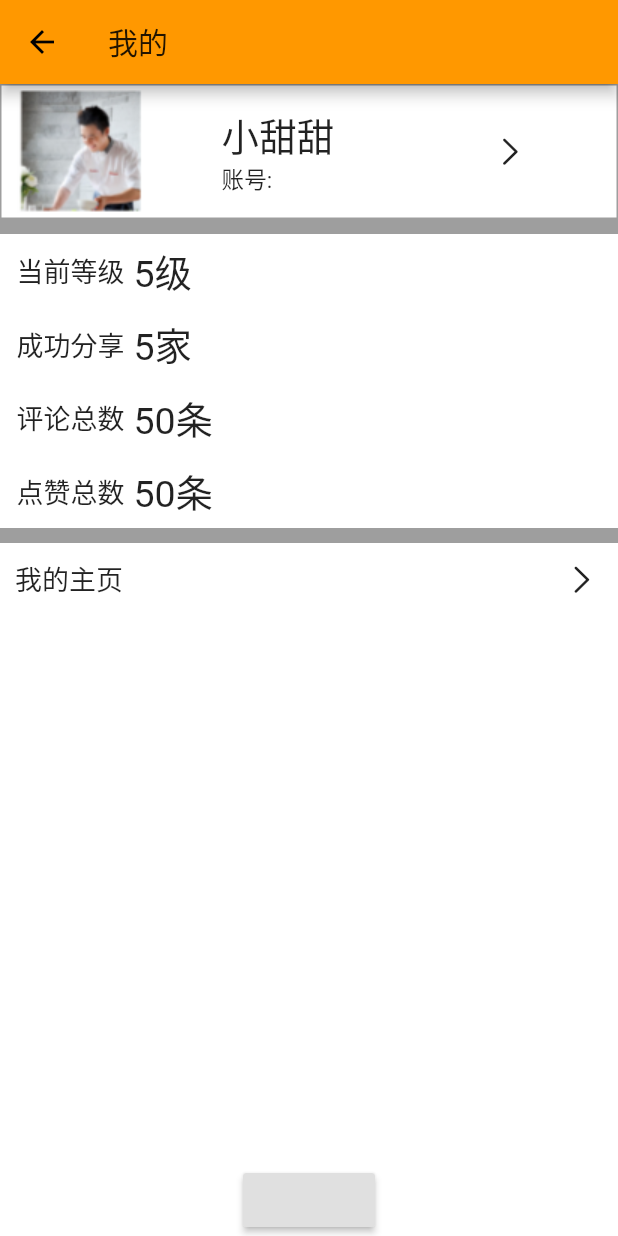
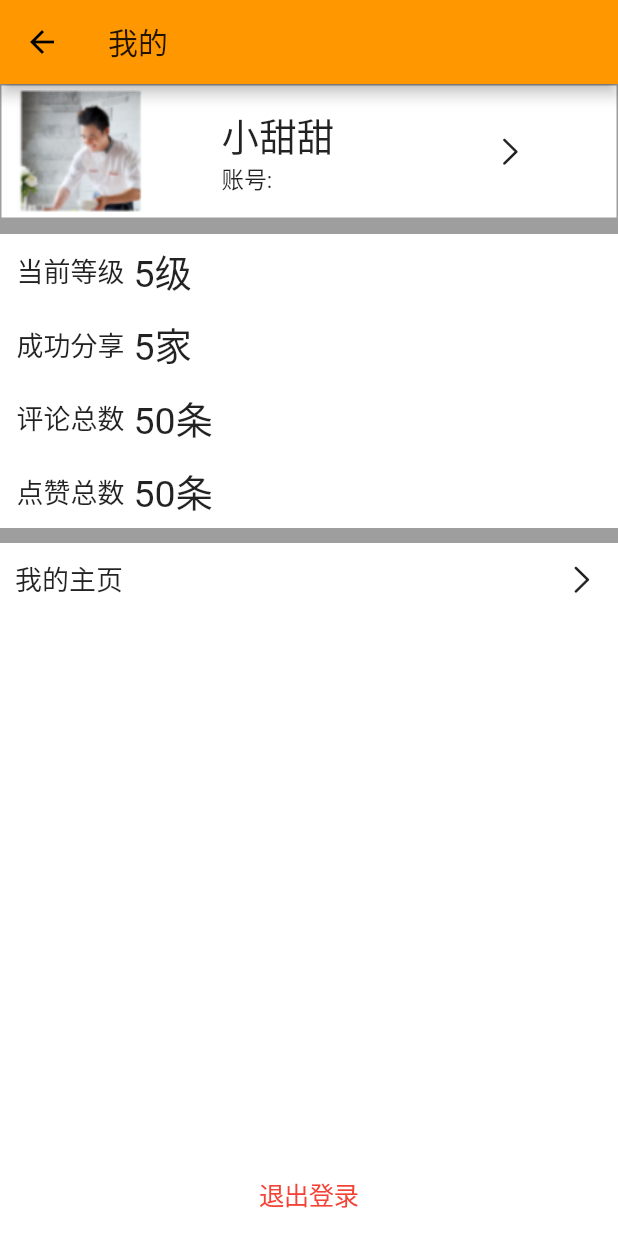
Before and after one commit to qingshanyuluo/laotao, a Flutter app: the PersonalPage screen opened directly, on a phone screen of 412 x 824 dp. Run offline on Flutter 3.47's test engine with Material 2 defaults, Android fonts, the phone set to English and light mode, and no system bars; our stand-ins replace dio, flutter_swiper, fluttertoast, image_picker, shared_preferences, smooth_star_rating; missing offline and left inert: provide; accounts and stored records are empty; Roboto replaces fonts that are missing (Montserrat); statements that could not run were skipped.

Commit message:
完善登录

```diff
--- a/lib/page/login_and_register.dart
+++ b/lib/page/login_and_register.dart
@@ -3,7 +3,6 @@ import 'dart:io';
 
 import 'package:flutter/material.dart';
 import 'package:lao_tao/main.dart';
-import 'package:shared_preferences/shared_preferences.dart';
 import 'package:fluttertoast/fluttertoast.dart';
 
 class LandRPage extends StatefulWidget {
@@ -430,6 +429,7 @@ class _LandRPageState extends State<LandRPage> {
             setShareData("logined", "true");
             setShareData("username", _email);
             setShareData("password", _password);
+            setShareData("displayname", "小甜甜");
             Navigator.of(context).pop();
             Navigator.of(context).pop();
             Fluttertoast.showToast(msg: "登录成功");
@@ -470,6 +470,7 @@ class _LandRPageState extends State<LandRPage> {
             setShareData("logined", "true");
             setShareData("username", _email);
             setShareData("password", _password);
+            setShareData("displayname", _displayName);
             Navigator.of(context).pop();
             Navigator.of(context).pop();
           } else {
--- a/lib/page/main/personal.dart
+++ b/lib/page/main/personal.dart
@@ -86,10 +86,15 @@ class _PersonalPageState extends State<PersonalPage> {
                             IconButton(icon: Icon(CupertinoIcons.right_chevron), onPressed: toPersonalHomePage,)
                           ],
                         ),
-                        RaisedButton(
-                          onPressed: login,
-                          // shape: CircleBorder(side: ),
-                        )
+                        CupertinoButton(
+                          onPressed: (){
+                            setShareData("logined", "false");
+                            setShareData("username", "请登录");
+                            setShareData("password", "请登录");
+                            setShareData("displayname", "请登录");
+                            login();
+                          },
+                          child: Text("退出登录", style: TextStyle(color: Colors.red),),)
                       ],
 
                     ),
```
